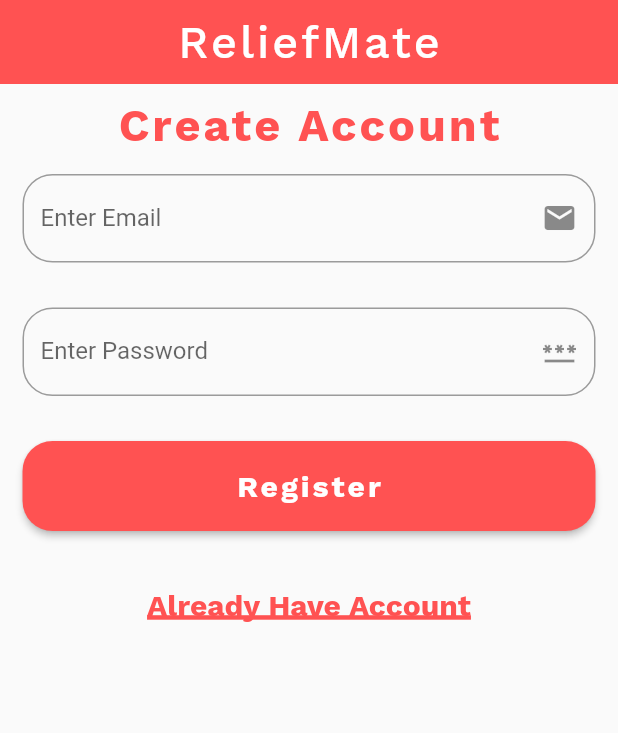
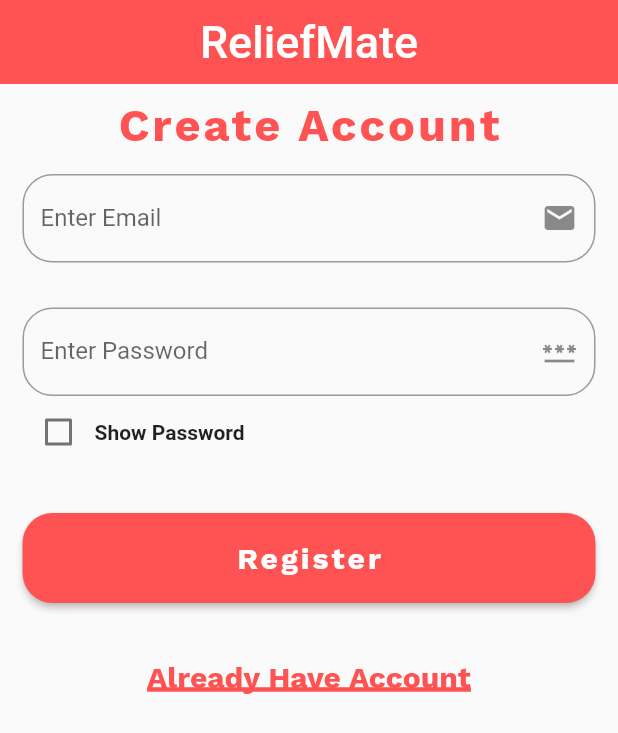
Before and after one commit to Faisal-Ismail65/ReliefMate, a Flutter app: the screen it shows after launch, after a tap on "Create Account", on a phone screen of 412 x 824 dp. Shown: the top 733 px of the screen. Run offline on Flutter 3.47's test engine with Material 2 defaults, Android fonts, the phone set to English and light mode, and no system bars; drawn by our look-alikes of animated_text_kit; our stand-ins replace firebase_auth, firebase_core, google_fonts, image_picker; accounts and stored records are empty; network calls fail.

Commit message:
animated text kit , show password

```diff
--- a/lib/main.dart
+++ b/lib/main.dart
@@ -16,7 +16,7 @@ void main() {
     routes: {
       loginView: (context) => const LoginView(),
       signupView: (context) => const RegisterView(),
-      bottomBarView: (context) => const BottomBarView(),
+      bottomBarView: (context) => BottomBarView(),
       blogsView: (context) => const BlogsVew(),
       homeView: (context) => const HomeView(),
       profileView: (context) => const ProfileView(),
@@ -37,7 +37,7 @@ class HomePage extends StatelessWidget {
           case ConnectionState.done:
             final user = AuthService.firebase().currentUser;
             if (user != null) {
-              return const BottomBarView();
+              return BottomBarView();
             }
             return const LoginView();
           default:
--- a/lib/services/auth/auth_user.dart
+++ b/lib/services/auth/auth_user.dart
@@ -5,16 +5,13 @@ import 'package:flutter/cupertino.dart';
 class AuthUser {
   final String id;
   final String email;
-  final bool isEmailVerified;
   const AuthUser({
     required this.id,
     required this.email,
-    required this.isEmailVerified,
   });
 
   factory AuthUser.fromFirebase(User user) => AuthUser(
         id: user.uid,
         email: user.email!,
-        isEmailVerified: user.emailVerified,
       );
 }
--- a/lib/views/authviews/login_view.dart
+++ b/lib/views/authviews/login_view.dart
@@ -1,6 +1,8 @@
 // ignore_for_file: use_build_context_synchronously
 
+import 'package:animated_text_kit/animated_text_kit.dart';
 import 'package:flutter/material.dart';
+import 'package:google_fonts/google_fonts.dart';
 import 'package:reliefmate/constants/routes.dart';
 import 'package:reliefmate/services/auth/auth_exceptions.dart';
 import 'package:reliefmate/services/auth/auth_service.dart';
@@ -16,6 +18,7 @@ class LoginView extends StatefulWidget {
 class _LoginViewState extends State<LoginView> {
   late final TextEditingController _email;
   late final TextEditingController _password;
+  bool showPassword = false;
 
   @override
   void initState() {
@@ -36,13 +39,20 @@ class _LoginViewState extends State<LoginView> {
     return Scaffold(
       appBar: AppBar(
         backgroundColor: Colors.redAccent,
-        title: const Text(
+        title: AnimatedTextKit(
+          animatedTexts: [
+            TypewriterAnimatedText('ReliefMate',
+                textStyle: GoogleFonts.laBelleAurore(
+                  fontSize: 30,
+                )),
+            TypewriterAnimatedText(
               'ReliefMate',
-          style: TextStyle(
+              textStyle: GoogleFonts.pacifico(
                 fontSize: 30,
-            fontFamily: 'worksans',
-            letterSpacing: 2,
               ),
+            ),
+          ],
+          totalRepeatCount: 3,
         ),
         centerTitle: true,
         elevation: 0.0,
@@ -84,8 +94,10 @@ class _LoginViewState extends State<LoginView> {
                 ),
                 Padding(
                   padding: const EdgeInsets.all(15.0),
-                  child: TextField(
-                    obscureText: true,
+                  child: Column(
+                    children: [
+                      TextField(
+                        obscureText: !showPassword,
                         enableSuggestions: false,
                         autocorrect: false,
                         controller: _password,
@@ -96,6 +108,30 @@ class _LoginViewState extends State<LoginView> {
                             borderRadius: BorderRadius.circular(20),
                           ),
                         ),
+                      ),
+                      Row(
+                        children: [
+                          Checkbox(
+                            value: showPassword,
+                            onChanged: (value) {
+                              setState(() {
+                                if (showPassword) {
+                                  showPassword = false;
+                                } else {
+                                  showPassword = true;
+                                }
+                              });
+                            },
+                          ),
+                          const Text(
+                            'Show Password',
+                            style: TextStyle(
+                              fontWeight: FontWeight.bold,
+                            ),
+                          ),
+                        ],
+                      ),
+                    ],
                   ),
                 ),
                 Padding(
--- a/lib/views/authviews/register_view.dart
+++ b/lib/views/authviews/register_view.dart
@@ -1,6 +1,8 @@
 // ignore_for_file: use_build_context_synchronously
 
+import 'package:animated_text_kit/animated_text_kit.dart';
 import 'package:flutter/material.dart';
+import 'package:google_fonts/google_fonts.dart';
 import 'package:reliefmate/constants/routes.dart';
 import 'package:reliefmate/services/auth/auth_exceptions.dart';
 import 'package:reliefmate/services/auth/auth_service.dart';
@@ -16,6 +18,7 @@ class RegisterView extends StatefulWidget {
 class _RegisterViewState extends State<RegisterView> {
   late final TextEditingController _email;
   late final TextEditingController _password;
+  bool showPassword = false;
 
   @override
   void initState() {
@@ -36,13 +39,20 @@ class _RegisterViewState extends State<RegisterView> {
     return Scaffold(
       appBar: AppBar(
         backgroundColor: Colors.redAccent,
-        title: const Text(
+        title: AnimatedTextKit(
+          animatedTexts: [
+            TypewriterAnimatedText('ReliefMate',
+                textStyle: GoogleFonts.laBelleAurore(
+                  fontSize: 30,
+                )),
+            TypewriterAnimatedText(
               'ReliefMate',
-          style: TextStyle(
+              textStyle: GoogleFonts.pacifico(
                 fontSize: 30,
-            fontFamily: 'worksans',
-            letterSpacing: 2,
               ),
+            ),
+          ],
+          totalRepeatCount: 3,
         ),
         centerTitle: true,
         elevation: 0.0,
@@ -84,8 +94,10 @@ class _RegisterViewState extends State<RegisterView> {
                 ),
                 Padding(
                   padding: const EdgeInsets.all(15.0),
-                  child: TextField(
-                    obscureText: true,
+                  child: Column(
+                    children: [
+                      TextField(
+                        obscureText: !showPassword,
                         enableSuggestions: false,
                         autocorrect: false,
                         controller: _password,
@@ -96,6 +108,30 @@ class _RegisterViewState extends State<RegisterView> {
                             borderRadius: BorderRadius.circular(20),
                           ),
                         ),
+                      ),
+                      Row(
+                        children: [
+                          Checkbox(
+                            value: showPassword,
+                            onChanged: (value) {
+                              setState(() {
+                                if (showPassword) {
+                                  showPassword = false;
+                                } else {
+                                  showPassword = true;
+                                }
+                              });
+                            },
+                          ),
+                          const Text(
+                            'Show Password',
+                            style: TextStyle(
+                              fontWeight: FontWeight.bold,
+                            ),
+                          ),
+                        ],
+                      ),
+                    ],
                   ),
                 ),
                 Padding(
--- a/pubspec.yaml
+++ b/pubspec.yaml
@@ -42,6 +42,8 @@ dependencies:
   cloud_firestore: ^4.0.5
   google_nav_bar: ^5.0.6
   image_picker: ^0.8.6
+  animated_text_kit: ^4.2.2
+  google_fonts: ^3.0.1
 
 dev_dependencies:
   flutter_test:
```
Also changed, not shown: pubspec.lock, 1 other file. Lines whose indentation alone changed are shown as unchanged.
